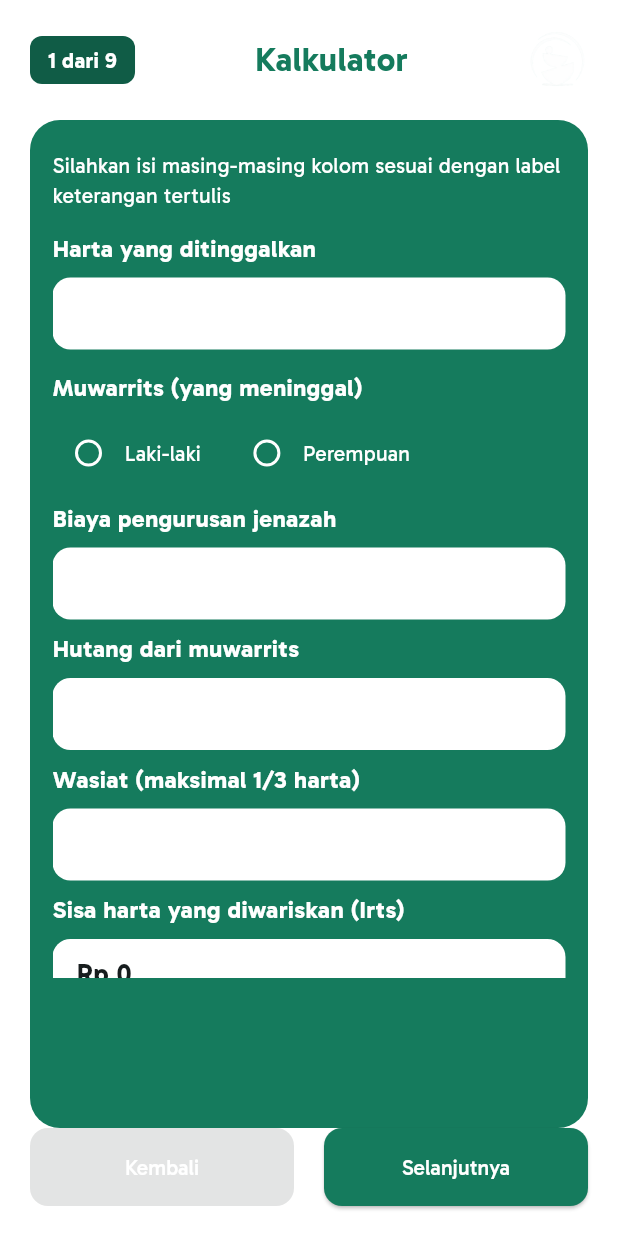
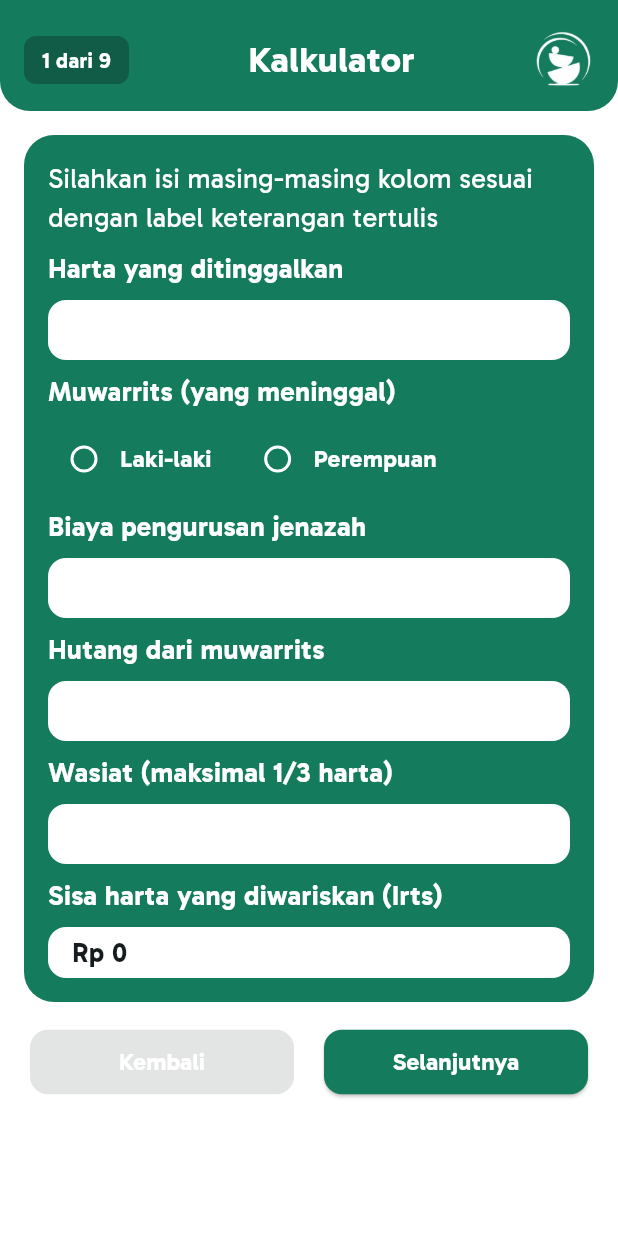
Before and after one commit to cardinaldeacre/Waristmate-Flutter, a Flutter app: the screen it shows after launch, on a phone screen of 412 x 824 dp. Run offline on Flutter 3.47's test engine with Material 3 defaults, Android fonts, the phone set to English and light mode, and no system bars; our stand-ins replace flutter_dotenv.

Commit message:
fix ui layout
Co-authored-by: Copilot <copilot@github.com>

```diff
--- a/lib/screen/calculator/step1.dart
+++ b/lib/screen/calculator/step1.dart
@@ -15,11 +15,23 @@ class Step1 extends StatelessWidget {
     const Color primaryGreen = Color(0xFF157B5D);
     const Color darkGreen = Color(0xFF105C46);
 
-    return Padding(
-      padding: const EdgeInsets.all(20.0),
-      child: Column(
+    return Column(
       children: [
-          Row(
+        Container(
+          padding: const EdgeInsets.only(
+            left: 16,
+            right: 16,
+            top: 20,
+            bottom: 14,
+          ),
+          decoration: BoxDecoration(
+            color: primaryGreen,
+            borderRadius: BorderRadius.only(
+              bottomLeft: Radius.circular(20),
+              bottomRight: Radius.circular(20),
+            ),
+          ),
+          child: Row(
             mainAxisAlignment: MainAxisAlignment.spaceBetween,
             children: [
               Container(
@@ -42,26 +54,22 @@ class Step1 extends StatelessWidget {
               const Text(
                 "Kalkulator",
                 style: TextStyle(
-                  fontSize: 22,
+                  fontSize: 24,
                   fontWeight: FontWeight.bold,
-                  color: primaryGreen,
+                  color: Colors.white,
                 ),
               ),
               Image.asset('assets/images/logo_white.png', width: 40),
             ],
           ),
-          const SizedBox(height: 20),
+        ),
 
         // main card
-          Expanded(
+        Padding(
+          padding: const EdgeInsets.all(16),
+          child: Flexible(
             child: Container(
-              padding: const EdgeInsets.only(
-                top: 20,
-                left: 15,
-                right: 15,
-                bottom: 100,
-              ),
-              height: 100,
+              padding: const EdgeInsets.all(16),
               decoration: BoxDecoration(
                 color: primaryGreen,
                 borderRadius: BorderRadius.circular(20),
@@ -72,9 +80,8 @@ class Step1 extends StatelessWidget {
                   children: [
                     const Text(
                       "Silahkan isi masing-masing kolom sesuai dengan label keterangan tertulis",
-                      style: TextStyle(color: Colors.white, fontSize: 14),
+                      style: TextStyle(color: Colors.white, fontSize: 18),
                     ),
-                    const SizedBox(height: 6),
 
                     // input harta
                     _buildInputLabel("Harta yang ditinggalkan"),
@@ -83,7 +90,6 @@ class Step1 extends StatelessWidget {
                           calc.updateTirkah(double.tryParse(val) ?? 0),
                     ),
 
-                    const SizedBox(height: 6),
                     _buildInputLabel("Muwarrits (yang meninggal)"),
                     RadioGroup<String>(
                       groupValue: calc.muwarrits,
@@ -100,7 +106,11 @@ class Step1 extends StatelessWidget {
                           ),
                           const Text(
                             "Laki-laki",
-                            style: TextStyle(color: Colors.white),
+                            style: TextStyle(
+                              color: Colors.white,
+                              fontSize: 16,
+                              fontWeight: FontWeight.bold,
+                            ),
                           ),
                           const SizedBox(width: 20),
 
@@ -110,7 +120,11 @@ class Step1 extends StatelessWidget {
                           ),
                           const Text(
                             "Perempuan",
-                            style: TextStyle(color: Colors.white),
+                            style: TextStyle(
+                              color: Colors.white,
+                              fontSize: 16,
+                              fontWeight: FontWeight.bold,
+                            ),
                           ),
                         ],
                       ),
@@ -139,7 +153,7 @@ class Step1 extends StatelessWidget {
                       width: double.infinity,
                       padding: const EdgeInsets.symmetric(
                         horizontal: 16,
-                        vertical: 10,
+                        vertical: 4,
                       ),
                       decoration: BoxDecoration(
                         color: Colors.white,
@@ -158,14 +172,17 @@ class Step1 extends StatelessWidget {
               ),
             ),
           ),
+        ),
 
-          Row(
+        Padding(
+          padding: const EdgeInsets.symmetric(horizontal: 20),
+          child: Row(
             children: [
               Expanded(
                 child: ElevatedButton(
                   style: ElevatedButton.styleFrom(
                     backgroundColor: primaryGreen,
-                    padding: const EdgeInsets.symmetric(vertical: 16),
+                    padding: const EdgeInsets.symmetric(vertical: 10),
                     shape: RoundedRectangleBorder(
                       borderRadius: BorderRadius.circular(12),
                     ),
@@ -173,7 +190,11 @@ class Step1 extends StatelessWidget {
                   onPressed: null,
                   child: const Text(
                     "Kembali",
-                    style: TextStyle(color: Colors.white),
+                    style: TextStyle(
+                      color: Colors.white,
+                      fontWeight: FontWeight.bold,
+                      fontSize: 16,
+                    ),
                   ),
                 ),
               ),
@@ -182,7 +203,7 @@ class Step1 extends StatelessWidget {
                 child: ElevatedButton(
                   style: ElevatedButton.styleFrom(
                     backgroundColor: primaryGreen,
-                    padding: const EdgeInsets.symmetric(vertical: 16),
+                    padding: const EdgeInsets.symmetric(vertical: 10),
                     shape: RoundedRectangleBorder(
                       borderRadius: BorderRadius.circular(12),
                     ),
@@ -190,14 +211,18 @@ class Step1 extends StatelessWidget {
                   onPressed: onNext,
                   child: const Text(
                     "Selanjutnya",
-                    style: TextStyle(color: Colors.white),
+                    style: TextStyle(
+                      color: Colors.white,
+                      fontWeight: FontWeight.bold,
+                      fontSize: 16,
+                    ),
                   ),
                 ),
               ),
             ],
           ),
+        ),
       ],
-      ),
     );
   }
 
@@ -208,7 +233,7 @@ class Step1 extends StatelessWidget {
         label,
         style: const TextStyle(
           color: Colors.white,
-          fontSize: 16,
+          fontSize: 18,
           fontWeight: FontWeight.bold,
         ),
       ),
@@ -216,28 +241,36 @@ class Step1 extends StatelessWidget {
   }
 
   Widget _buildTextField({required Function(String) onChanged}) {
-    return TextField(
+    return SizedBox(
+      height: 40,
+      child: TextField(
         keyboardType: TextInputType.number,
         onChanged: onChanged,
         inputFormatters: [FilteringTextInputFormatter.digitsOnly],
         style: const TextStyle(
           fontWeight: FontWeight.bold,
+          fontSize: 18,
           color: Color(0xFF105C46),
         ),
         decoration: InputDecoration(
           prefixText: "Rp. ",
           prefixStyle: const TextStyle(
             fontWeight: FontWeight.bold,
+            fontSize: 18,
             color: Color(0xFF105C46),
           ),
           filled: true,
           fillColor: Colors.white,
-        contentPadding: const EdgeInsets.symmetric(horizontal: 16, vertical: 2),
+          contentPadding: const EdgeInsets.symmetric(
+            horizontal: 16,
+            vertical: 0,
+          ),
           border: OutlineInputBorder(
             borderRadius: BorderRadius.circular(12),
             borderSide: BorderSide.none,
           ),
         ),
+      ),
     );
   }
 }
```
Lines whose indentation alone changed are shown as unchanged.
